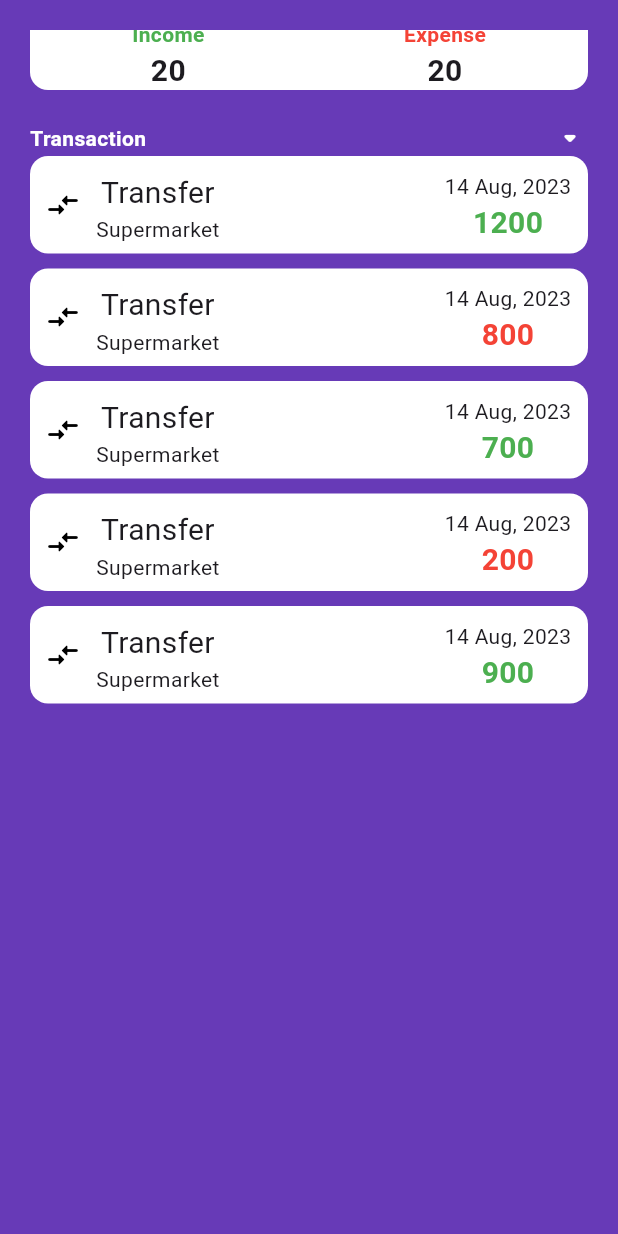
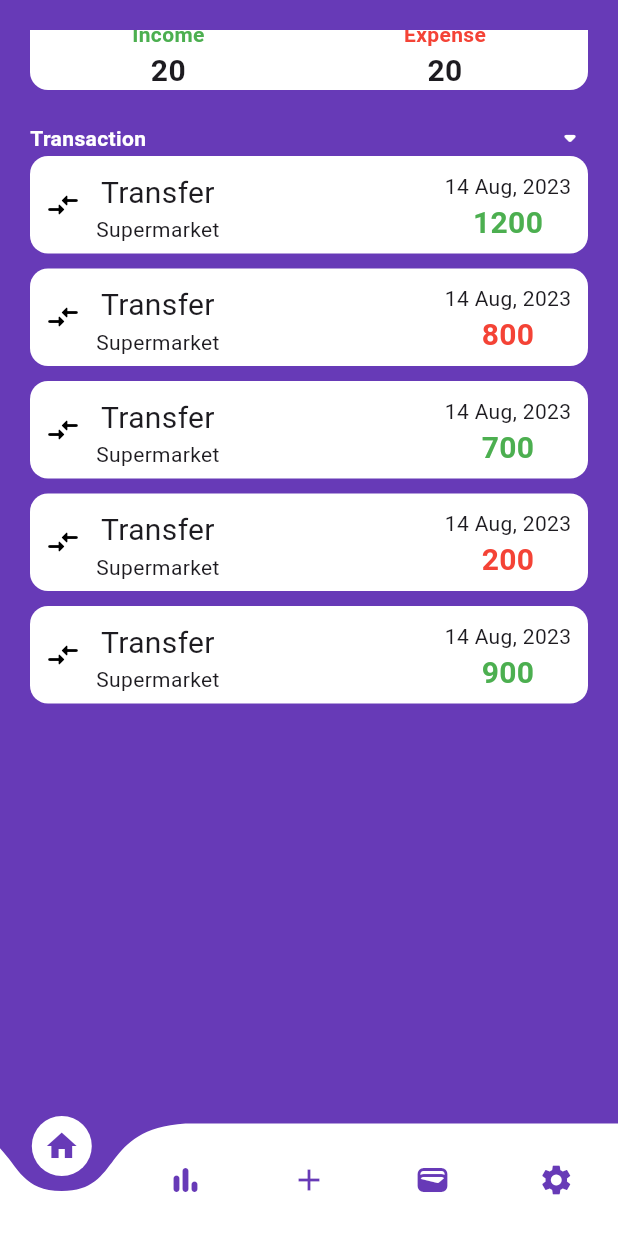
Before and after one commit to emekss/Expense_Padi_New_UI, a Flutter app: the screen it shows after launch, scrolled down 430 dp, on a phone screen of 412 x 824 dp. Run offline on Flutter 3.47's test engine with Material 3 defaults, Android fonts, the phone set to English and light mode, and no system bars; drawn by our look-alikes of curved_navigation_bar.

Commit message:
bottom nav bar added

```diff
--- a/lib/screen/home_screen.dart
+++ b/lib/screen/home_screen.dart
@@ -1,3 +1,4 @@
+import 'package:curved_navigation_bar/curved_navigation_bar.dart';
 import 'package:flutter/material.dart';
 import 'package:flutter_application_1/components/balance_card.dart';
 import 'package:flutter_application_1/components/income_card.dart';
@@ -10,9 +11,9 @@ class HomeScreen extends StatelessWidget {
 
   @override
   Widget build(BuildContext context) {
-    return const Scaffold(
+    return Scaffold(
       backgroundColor: Colors.deepPurple,
-        body: SafeArea(
+      body: const SafeArea(
         child: Padding(
           padding: EdgeInsets.all(20.0),
           child: SingleChildScrollView(
@@ -64,7 +65,7 @@ class HomeScreen extends StatelessWidget {
                 ),
                 SingleChildScrollView(
                   child: SizedBox(
-                      height: 700,
+                    height: 750,
                     child: Column(
                       children: [
                         TransactionCard(
@@ -105,6 +106,33 @@ class HomeScreen extends StatelessWidget {
             ),
           ),
         ),
-        ));
+      ),
+      bottomNavigationBar: CurvedNavigationBar(
+          buttonBackgroundColor: Colors.white,
+          color: Colors.white,
+          backgroundColor: Colors.deepPurple,
+          items: const [
+            Icon(
+              Icons.home,
+              color: Colors.deepPurple,
+            ),
+            Icon(
+              Icons.bar_chart_rounded,
+              color: Colors.deepPurple,
+            ),
+            Icon(
+              Icons.add,
+              color: Colors.deepPurple,
+            ),
+            Icon(
+              Icons.wallet,
+              color: Colors.deepPurple,
+            ),
+            Icon(
+              Icons.settings,
+              color: Colors.deepPurple,
+            ),
+          ]),
+    );
   }
 }
--- a/pubspec.yaml
+++ b/pubspec.yaml
@@ -35,6 +35,7 @@ dependencies:
   # The following adds the Cupertino Icons font to your application.
   # Use with the CupertinoIcons class for iOS style icons.
   cupertino_icons: ^1.0.2
+  curved_navigation_bar: ^1.0.3
 
 dev_dependencies:
   flutter_test:
```
Also changed, not shown: pubspec.lock, 10 other files. Lines whose indentation alone changed are shown as unchanged.
